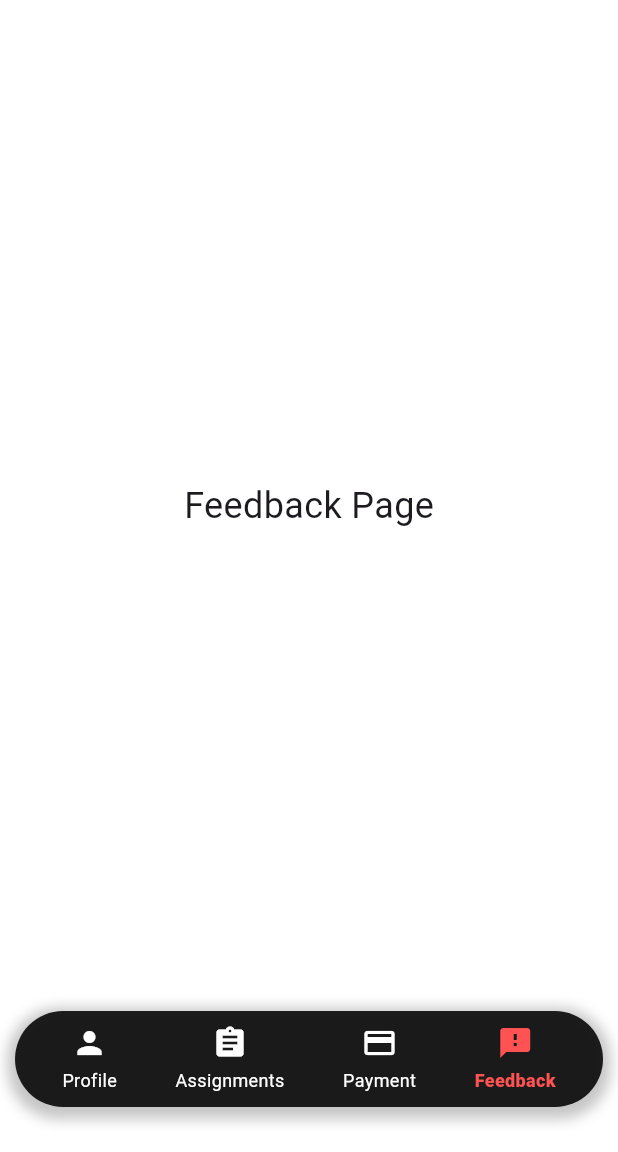
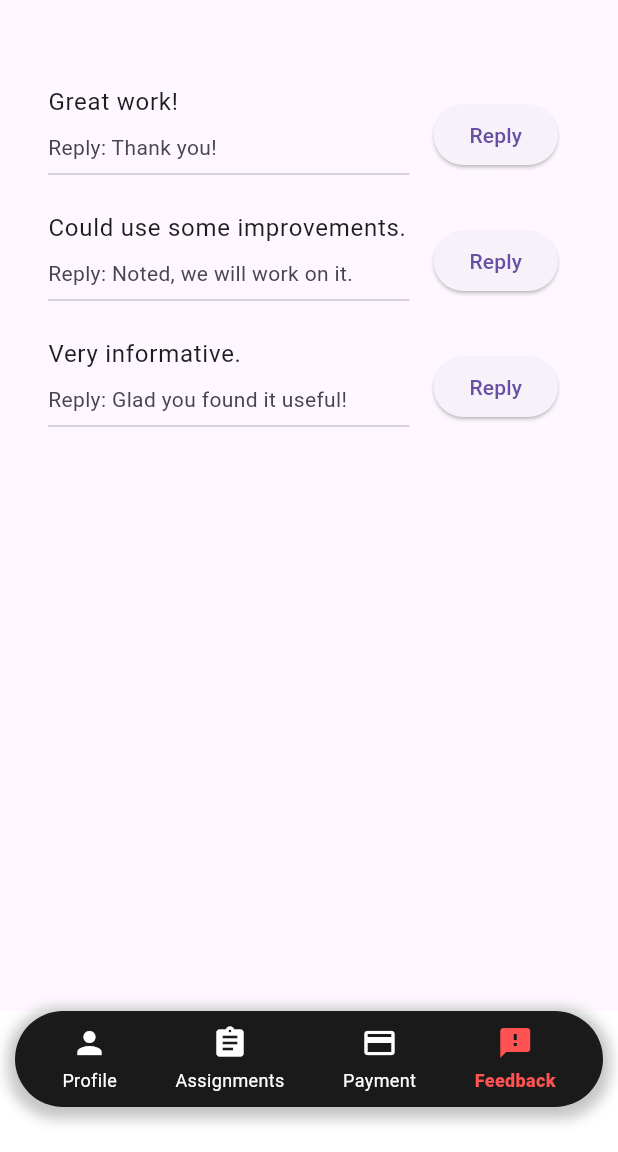
Before and after one commit to Ishan-Hegde/CRCE_Connex_App, a Flutter app: the screen it shows once a user with an empty profile is signed in, item 4 of the bottom bar chosen, on a phone screen of 412 x 824 dp, the part 84-1236 px from its top. Run offline on Flutter 3.47's test engine with Material 3 defaults, Android fonts, the phone set to English and light mode, and no system bars; our stand-ins replace file_picker, firebase_auth, firebase_core, google_fonts; accounts and stored records are empty.

Commit message:
feedback page added
not working yet completely

```diff
--- a/lib/pages/home_page.dart
+++ b/lib/pages/home_page.dart
@@ -1,8 +1,10 @@
 // ignore_for_file: use_key_in_widget_constructors, library_private_types_in_public_api
 
+import 'package:crce_connex/screens/feedback_section/view.dart';
 import 'package:flutter/material.dart';
 import 'package:firebase_auth/firebase_auth.dart';
 import '../screens/assignment_section/view.dart';
+// Added import for FeedbackPage
 
 void main() {
   runApp(
@@ -53,7 +55,7 @@ class _HomePageState extends State<HomePage> {
           const ProfilePage(),
           const AssignmentPg(),
           PaymentPage(),
-          FeedbackPage(),
+          const FeedbackPage(), // Changed to FeedbackPage
         ],
       ),
       backgroundColor: Colors.white,
@@ -97,7 +99,7 @@ class _HomePageState extends State<HomePage> {
         padding: const EdgeInsets.all(8.0),
         decoration: BoxDecoration(
           color:
-          _currentIndex == index ? Colors.transparent : Colors.transparent,
+              _currentIndex == index ? Colors.transparent : Colors.transparent,
           borderRadius: BorderRadius.circular(8.0),
         ),
         child: Column(
@@ -114,7 +116,7 @@ class _HomePageState extends State<HomePage> {
               style: TextStyle(
                 fontSize: 12.0,
                 fontWeight:
-                _currentIndex == index ? FontWeight.w900 : FontWeight.w400,
+                    _currentIndex == index ? FontWeight.w900 : FontWeight.w400,
                 color: _currentIndex == index ? Colors.redAccent : Colors.white,
               ),
             ),
@@ -126,7 +128,7 @@ class _HomePageState extends State<HomePage> {
 }
 
 class ProfilePage extends StatelessWidget {
-  const ProfilePage({super.key});
+  const ProfilePage({Key? key});
 
   @override
   Widget build(BuildContext context) {
@@ -150,15 +152,3 @@ class PaymentPage extends StatelessWidget {
     );
   }
 }
-
-class FeedbackPage extends StatelessWidget {
-  @override
-  Widget build(BuildContext context) {
-    return const Center(
-      child: Text(
-        'Feedback Page',
-        style: TextStyle(fontSize: 24.0),
-      ),
-    );
-  }
-}
--- a/lib/routes.dart
+++ b/lib/routes.dart
@@ -1,13 +1,14 @@
 import 'package:flutter/material.dart';
-import 'screens/app_01/view.dart';
 import 'screens/app_02/view.dart';
 import 'screens/app_05/view.dart';
 import 'screens/assignment_section/view.dart';
+import 'screens/feedback_section/view.dart';
 
 class Routes {
   static Map<String, WidgetBuilder> getRoutes() {
     return {
-      '/app01': (context) => const App01(),
+      '/feedback_section': (context) => const FeedbackPage(),
+      // Specify the import path for FeedbackPage
       '/app02': (context) => const App02(),
       '/app05': (context) => const App05(),
       '/app07': (context) => const AssignmentPg(),
--- /dev/null
+++ b/lib/screens/feedback_section/view.dart
@@ -0,0 +1,161 @@
+// ignore_for_file: use_key_in_widget_constructors, library_private_types_in_public_api
+
+import 'package:flutter/foundation.dart';
+import 'package:flutter/material.dart';
+
+class FeedbackPage extends StatelessWidget {
+  const FeedbackPage({Key? key});
+
+  @override
+  Widget build(BuildContext context) {
+    return Scaffold(
+      body: const FeedbackWidget(),
+    );
+  }
+}
+
+class FeedbackWidget extends StatefulWidget {
+  const FeedbackWidget({Key? key});
+
+  @override
+  _FeedbackWidgetState createState() => _FeedbackWidgetState();
+}
+
+class _FeedbackWidgetState extends State<FeedbackWidget> {
+  final TextEditingController _feedbackController = TextEditingController();
+  final TextEditingController _replyController = TextEditingController();
+  bool isTeacher = true; // Set to false for student view
+
+  List<String> feedbackList = [
+    'Great work!',
+    'Could use some improvements.',
+    'Very informative.',
+  ];
+
+  List<String> replyList = [
+    'Thank you!',
+    'Noted, we will work on it.',
+    'Glad you found it useful!',
+  ];
+
+  @override
+  Widget build(BuildContext context) {
+    return Padding(
+      padding: const EdgeInsets.all(16.0),
+      child: Column(
+        crossAxisAlignment: CrossAxisAlignment.stretch,
+        children: [
+          if (!isTeacher)
+            TextField(
+              controller: _feedbackController,
+              decoration: const InputDecoration(
+                labelText: 'Feedback (for students)',
+                border: OutlineInputBorder(),
+              ),
+              maxLines: 5,
+            ),
+          if (!isTeacher) const SizedBox(height: 16.0),
+          if (!isTeacher)
+            ElevatedButton(
+              onPressed: () {
+                // Handle feedback submission
+                String feedback = _feedbackController.text.trim();
+                if (feedback.isNotEmpty) {
+                  // Process feedback submission (e.g., send to backend)
+                  // You can add your logic here
+                  ScaffoldMessenger.of(context).showSnackBar(
+                    const SnackBar(content: Text('Feedback submitted!')),
+                  );
+                  _feedbackController.clear();
+                  setState(() {
+                    feedbackList.add(feedback);
+                    replyList.add(''); // Initialize with an empty reply
+                  });
+                } else {
+                  ScaffoldMessenger.of(context).showSnackBar(
+                    const SnackBar(content: Text('Please enter feedback.')),
+                  );
+                }
+              },
+              child: const Text('Submit Feedback'),
+            ),
+          const SizedBox(height: 32.0),
+          if (isTeacher)
+            Expanded(
+              child: ListView.builder(
+                itemCount: feedbackList.length,
+                itemBuilder: (context, index) {
+                  return ListTile(
+                    title: Text(feedbackList[index]),
+                    subtitle: Column(
+                      crossAxisAlignment: CrossAxisAlignment.start,
+                      children: [
+                        const SizedBox(height: 8),
+                        Text('Reply: ${replyList[index]}'),
+                        const Divider(),
+                      ],
+                    ),
+                    trailing: ElevatedButton(
+                      onPressed: () {
+                        _showReplyDialog(context, index);
+                      },
+                      child: const Text('Reply'),
+                    ),
+                  );
+                },
+              ),
+            ),
+        ],
+      ),
+    );
+  }
+
+  void _showReplyDialog(BuildContext context, int index) {
+    showDialog(
+      context: context,
+      builder: (context) {
+        return AlertDialog(
+          title: const Text('Reply to Feedback'),
+          content: TextField(
+            controller: _replyController,
+            decoration: const InputDecoration(
+              labelText: 'Enter your reply',
+            ),
+            maxLines: 3,
+          ),
+          actions: [
+            TextButton(
+              onPressed: () {
+                Navigator.pop(context);
+              },
+              child: const Text('Cancel'),
+            ),
+            ElevatedButton(
+              onPressed: () {
+                String reply = _replyController.text.trim();
+                if (reply.isNotEmpty) {
+                  setState(() {
+                    replyList[index] = reply;
+                  });
+                  Navigator.pop(context);
+                } else {
+                  ScaffoldMessenger.of(context).showSnackBar(
+                    const SnackBar(content: Text('Please enter a reply.')),
+                  );
+                }
+              },
+              child: const Text('Send Reply'),
+            ),
+          ],
+        );
+      },
+    );
+  }
+
+  @override
+  void dispose() {
+    _feedbackController.dispose();
+    _replyController.dispose();
+    super.dispose();
+  }
+}
```
Also changed, not shown: lib/screens/app_01/view.dart (deleted, +0 -40 lines), lib/screens/assignment_section/view.dart (+5 -4 lines).
